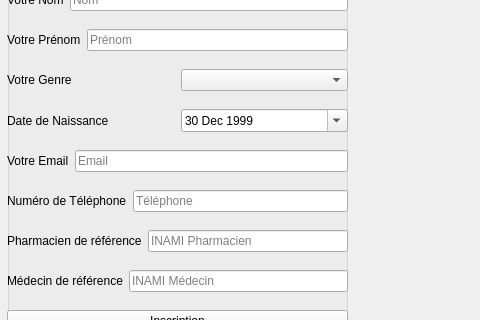
Qt form code/gui/gui/mainwindow.ui (JustRayCB/bdd_projet1) before a commit; both pictures show x 313 to 793 and y 202 to 522 of the 1004 by 639 pixel window.
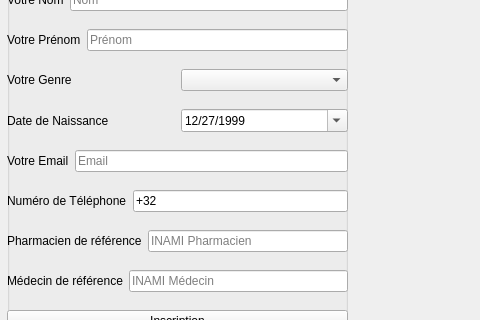
The same form after that commit. Icons and pictures are not drawn.

```diff
--- a/code/gui/gui/mainwindow.ui
+++ b/code/gui/gui/mainwindow.ui
@@ -311,7 +311,7 @@
               <second>0</second>
               <year>1999</year>
               <month>12</month>
-              <day>30</day>
+              <day>27</day>
              </datetime>
             </property>
             <property name="maximumDateTime">
@@ -335,7 +335,7 @@
              <enum>QDateTimeEdit::DaySection</enum>
             </property>
             <property name="displayFormat">
-             <string>d MMM yyyy</string>
+             <string>MM/dd/yyyy</string>
             </property>
             <property name="calendarPopup">
              <bool>true</bool>
@@ -373,6 +373,9 @@
           </item>
           <item>
            <widget class="QLineEdit" name="phonePatient">
+            <property name="text">
+             <string>+32</string>
+            </property>
             <property name="placeholderText">
              <string>Téléphone</string>
             </property>
```
Left out of the diff: 20 changed lines with no effect on the pictures.
